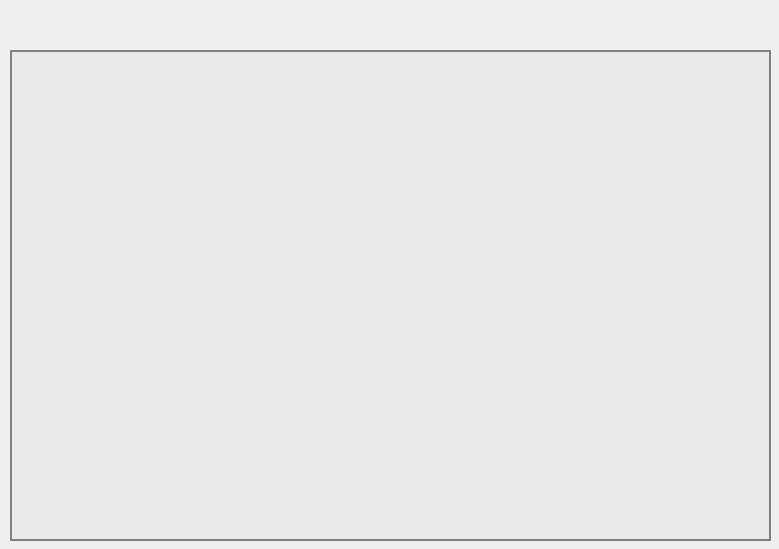
atrevisan/EventAnalyser, file twitter_analysis/core/gui/ui_files/widget_wordcloud.ui: the form before one commit.
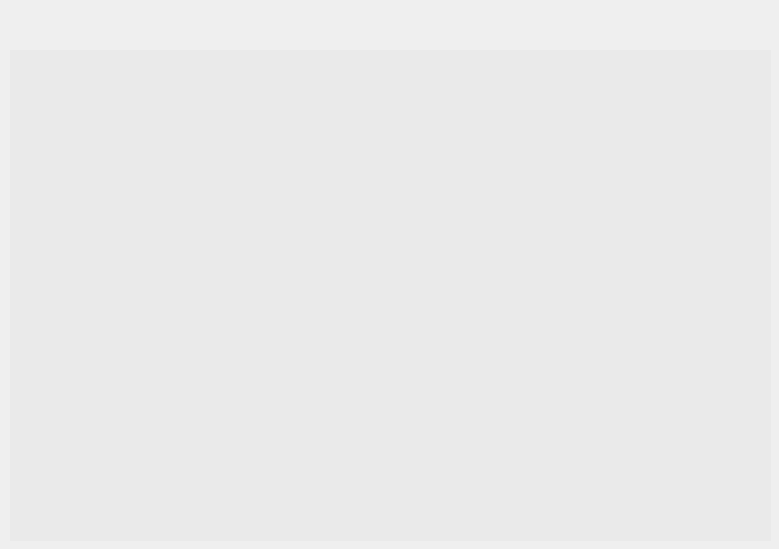
The form after the commit.

The edit to the form file:
```diff
--- a/twitter_analysis/core/gui/ui_files/widget_wordcloud.ui
+++ b/twitter_analysis/core/gui/ui_files/widget_wordcloud.ui
@@ -25,7 +25,6 @@
    <property name="styleSheet">
     <string notr="true">QLabel#label_wordcloud { 
 	background-color: rgb(234, 234, 234);
-     border: 2px solid gray; 
   
  } </string>
    </property>
```
